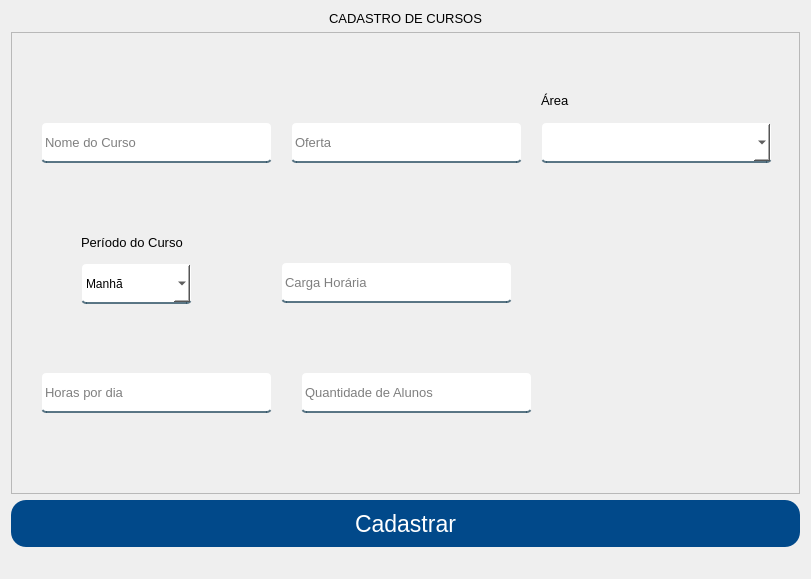
The window that App/view/ui/cadastroCurso.ui (Senac-SOR-ADS/Mapa-de-Sala) describes before a commit, drawn with Qt 5.
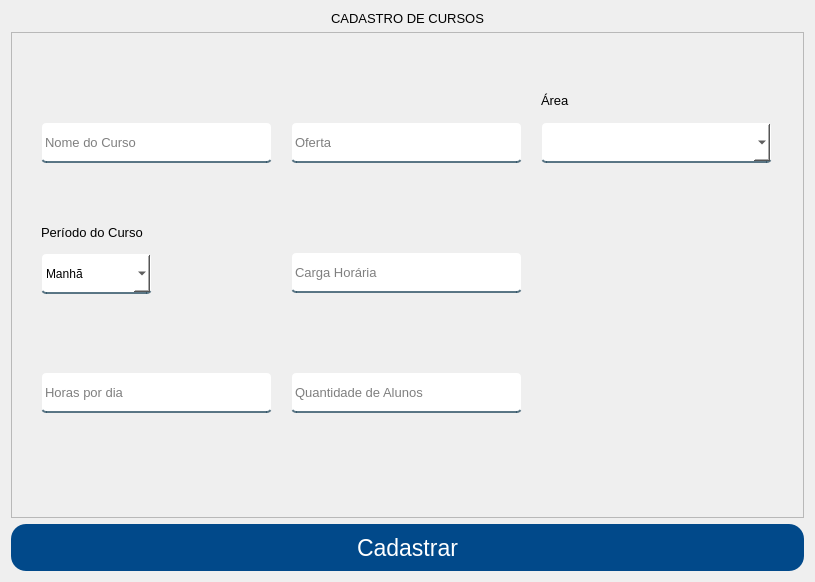
The same window after the commit.

```diff
--- a/App/view/ui/cadastroCurso.ui
+++ b/App/view/ui/cadastroCurso.ui
@@ -58,7 +58,7 @@
      </property>
     </widget>
    </item>
-   <item>
+   <item alignment="Qt::AlignHCenter">
     <widget class="QFrame" name="frame">
      <property name="sizePolicy">
       <sizepolicy hsizetype="Expanding" vsizetype="Expanding">
@@ -66,6 +66,12 @@
        <verstretch>0</verstretch>
       </sizepolicy>
      </property>
+     <property name="minimumSize">
+      <size>
+       <width>793</width>
+       <height>486</height>
+      </size>
+     </property>
      <property name="frameShape">
       <enum>QFrame::StyledPanel</enum>
      </property>
@@ -99,9 +105,9 @@
      <widget class="QLabel" name="label_7">
       <property name="geometry">
        <rect>
-        <x>70</x>
-        <y>200</y>
-        <width>131</width>
+        <x>30</x>
+        <y>190</y>
+        <width>111</width>
         <height>20</height>
        </rect>
       </property>
@@ -143,8 +149,8 @@
      <widget class="QComboBox" name="periodoCurso">
       <property name="geometry">
        <rect>
-        <x>70</x>
-        <y>231</y>
+        <x>30</x>
+        <y>221</y>
         <width>111</width>
         <height>41</height>
        </rect>
@@ -198,8 +204,8 @@
      <widget class="QLineEdit" name="cargaCurso">
       <property name="geometry">
        <rect>
-        <x>270</x>
-        <y>230</y>
+        <x>280</x>
+        <y>220</y>
         <width>231</width>
         <height>41</height>
        </rect>
@@ -222,7 +228,7 @@
      <widget class="QLineEdit" name="quantidadeAlunos">
       <property name="geometry">
        <rect>
-        <x>290</x>
+        <x>280</x>
         <y>340</y>
         <width>231</width>
         <height>41</height>
@@ -335,21 +341,6 @@
      </property>
     </widget>
    </item>
-   <item>
-    <widget class="QLabel" name="respostas">
-     <property name="font">
-      <font>
-       <pointsize>10</pointsize>
-      </font>
-     </property>
-     <property name="text">
-      <string/>
-     </property>
-     <property name="alignment">
-      <set>Qt::AlignCenter</set>
-     </property>
-    </widget>
-   </item>
   </layout>
  </widget>
  <tabstops>
```
Left out of the diff: 26 changed lines with no effect on the pictures.
